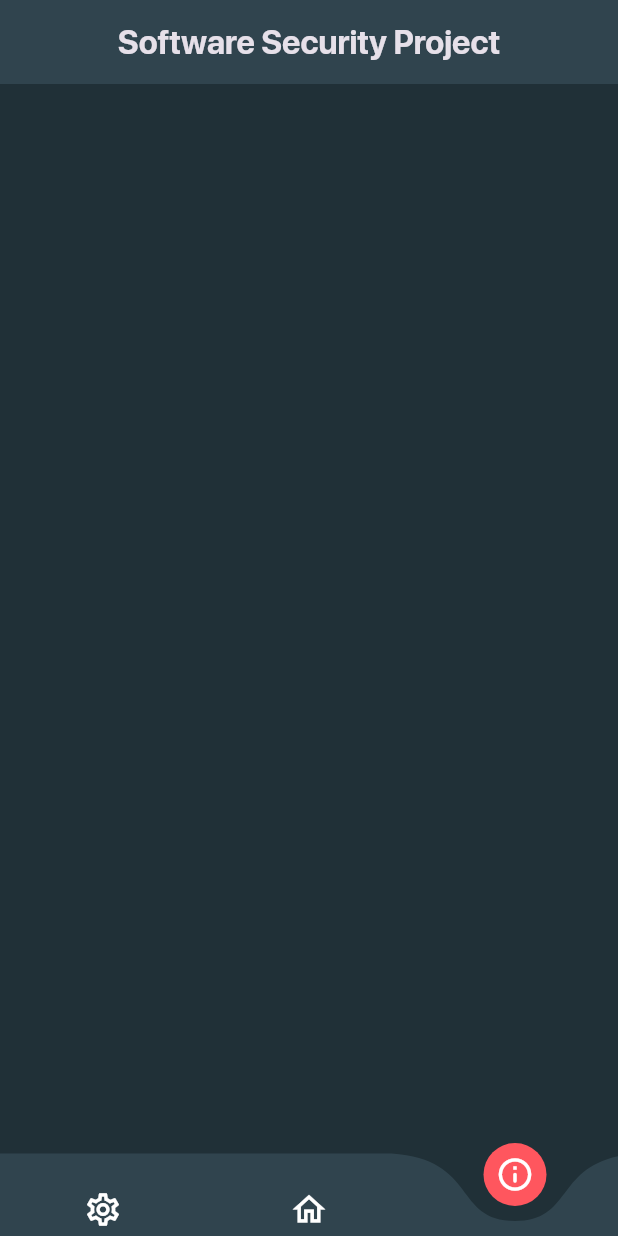
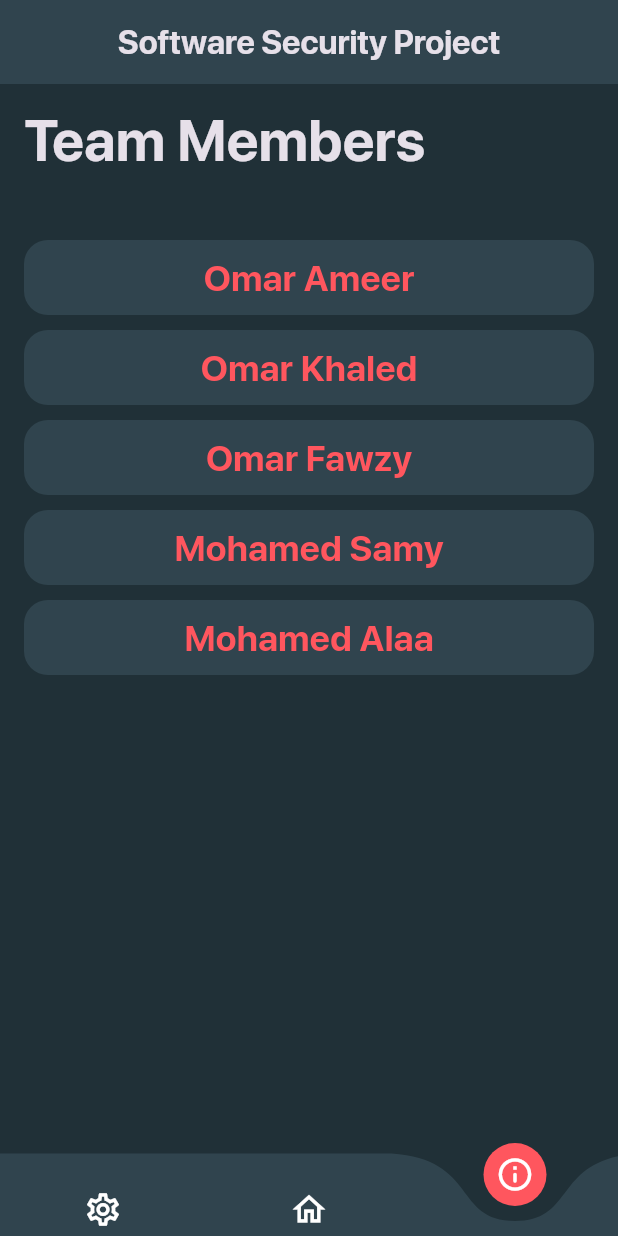
Before and after one commit to OmarAmeer96/SS-Algorithms-App, a Flutter app: the screen it shows after launch, item 3 of the bottom bar chosen, on a phone screen of 412 x 824 dp. Run offline on Flutter 3.47's test engine with Material 3 defaults, Android fonts, the light colour scheme and no system bars; drawn by our look-alikes of curved_navigation_bar; our stand-ins replace animated_splash_screen, lottie, page_transition.

Commit message:
Finish App Part1.

```diff
--- a/lib/Features/home/views/home_view.dart
+++ b/lib/Features/home/views/home_view.dart
@@ -3,6 +3,7 @@ import 'package:flutter/material.dart';
 import 'package:ss_algorithms_app/Core/utils/styles.dart';
 import 'package:ss_algorithms_app/Features/change_ip/views/widgets/change_ip_view_body.dart';
 import 'package:ss_algorithms_app/Features/home/views/widgets/home_view_body.dart';
+import 'package:ss_algorithms_app/Features/info/views/widgets/info_view_body.dart';
 import 'package:ss_algorithms_app/constants.dart';
 
 class HomeView extends StatefulWidget {
@@ -68,7 +69,7 @@ class _HomeViewState extends State<HomeView> {
       case 1:
         return const HomeViewBody();
       case 2:
-        return Container();
+        return const InfoViewBody();
       default:
         return Container();
     }
--- /dev/null
+++ b/lib/Features/info/views/widgets/info_view_body.dart
@@ -0,0 +1,35 @@
+import 'package:flutter/material.dart';
+import 'package:ss_algorithms_app/Core/utils/styles.dart';
+import 'package:ss_algorithms_app/Features/info/views/widgets/team_members_column.dart';
+
+class InfoViewBody extends StatelessWidget {
+  const InfoViewBody({super.key});
+
+  @override
+  Widget build(BuildContext context) {
+    return SafeArea(
+      child: Padding(
+        padding: const EdgeInsets.symmetric(horizontal: 16),
+        child: Column(
+          mainAxisAlignment: MainAxisAlignment.start,
+          children: [
+            const SizedBox(
+              height: 10,
+            ),
+            Align(
+              alignment: Alignment.topLeft,
+              child: Text(
+                'Team Members',
+                style: Styles.sFProDisplayBold.copyWith(),
+              ),
+            ),
+            const SizedBox(
+              height: 40,
+            ),
+            const TeamMemberColumn(),
+          ],
+        ),
+      ),
+    );
+  }
+}
--- /dev/null
+++ b/lib/Features/info/views/widgets/team_members_column.dart
@@ -0,0 +1,33 @@
+import 'package:flutter/material.dart';
+import 'package:ss_algorithms_app/Features/info/views/widgets/team_members_item.dart';
+
+class TeamMemberColumn extends StatelessWidget {
+  const TeamMemberColumn({
+    super.key,
+  });
+
+  @override
+  Widget build(BuildContext context) {
+    return const Column(
+      children: [
+        TeamMembersItem(name: "Omar Ameer"),
+        SizedBox(
+          height: 10,
+        ),
+        TeamMembersItem(name: "Omar Khaled"),
+        SizedBox(
+          height: 10,
+        ),
+        TeamMembersItem(name: "Omar Fawzy"),
+        SizedBox(
+          height: 10,
+        ),
+        TeamMembersItem(name: "Mohamed Samy"),
+        SizedBox(
+          height: 10,
+        ),
+        TeamMembersItem(name: "Mohamed Alaa"),
+      ],
+    );
+  }
+}
--- /dev/null
+++ b/lib/Features/info/views/widgets/team_members_item.dart
@@ -0,0 +1,35 @@
+import 'package:flutter/material.dart';
+import 'package:ss_algorithms_app/Core/utils/styles.dart';
+import 'package:ss_algorithms_app/constants.dart';
+
+class TeamMembersItem extends StatelessWidget {
+  const TeamMembersItem({
+    super.key,
+    required this.name,
+  });
+
+  final String name;
+
+  @override
+  Widget build(BuildContext context) {
+    return Container(
+      width: double.infinity,
+      decoration: BoxDecoration(
+        borderRadius: BorderRadius.circular(16),
+        color: kPrimaryColor,
+      ),
+      child: Center(
+        child: Padding(
+          padding: const EdgeInsets.symmetric(vertical: 8),
+          child: Text(
+            name,
+            style: Styles.sFProDisplayBold.copyWith(
+              fontSize: 24,
+              color: kButtonColor2,
+            ),
+          ),
+        ),
+      ),
+    );
+  }
+}
```
Also changed, not shown: lib/Core/utils/edit_profile_button.dart (added, +52 -0 lines), lib/Core/utils/show_success_dialog2.dart (added, +45 -0 lines), lib/Features/change_ip/views/widgets/change_ip_view_body.dart (+24 -4 lines), lib/Features/info/views/info_view.dart (added, +13 -0 lines).
